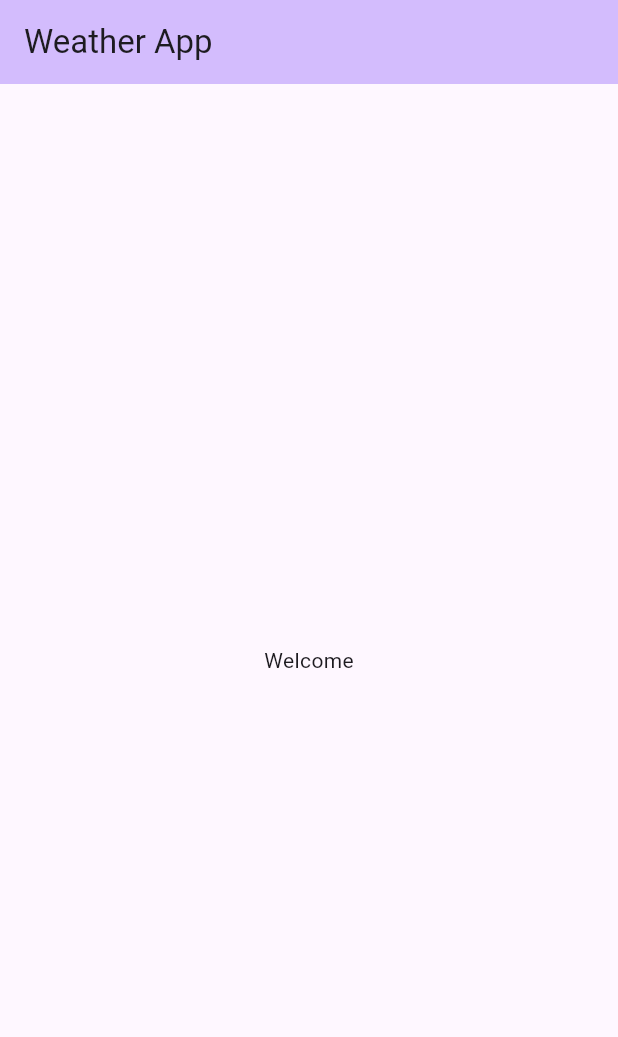
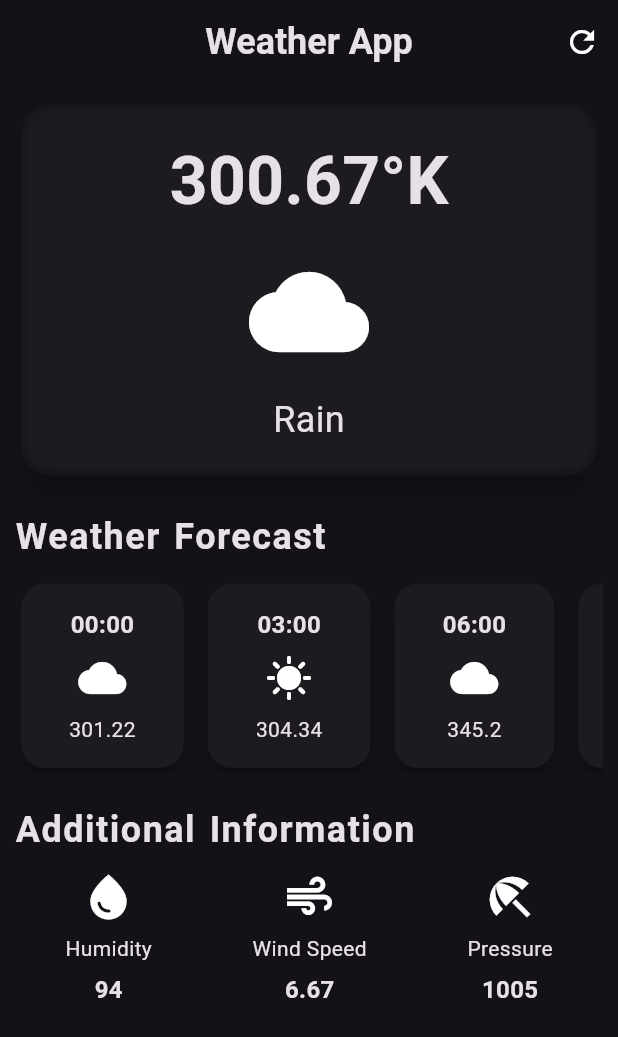
Before and after one commit to tech-manthan/weather-app-flutter, a Flutter app: the screen it shows after launch, on a phone screen of 412 x 824 dp. Shown: the top 1037 px of the screen. Run offline on Flutter 3.47's test engine with Material 3 defaults, Android fonts, the phone set to English and light mode, and no system bars.

Commit message:
Weather App : UI

```diff
--- a/analysis_options.yaml
+++ b/analysis_options.yaml
@@ -23,6 +23,7 @@ linter:
   rules:
     # avoid_print: false  # Uncomment to disable the `avoid_print` rule
     # prefer_single_quotes: true  # Uncomment to enable the `prefer_single_quotes` rule
+    - prefer_const_constructors
 
 formatter:
   trailing_commas: "preserve"
--- /dev/null
+++ b/lib/components/additional_info_item.dart
@@ -0,0 +1,34 @@
+import 'package:flutter/material.dart';
+
+class AdditionalInfoItem extends StatelessWidget {
+  final IconData icon;
+  final String label;
+  final String value;
+  const AdditionalInfoItem({
+    super.key,
+    required this.icon,
+    required this.label,
+    required this.value,
+  });
+
+  @override
+  Widget build(BuildContext context) {
+    return Column(
+      spacing: 6,
+      children: [
+        Icon(
+          icon,
+          size: 36,
+        ),
+        Text(label),
+        Text(
+          value,
+          style: const TextStyle(
+            fontSize: 16,
+            fontWeight: FontWeight.bold,
+          ),
+        ),
+      ],
+    );
+  }
+}
--- /dev/null
+++ b/lib/components/hourly_forecast_item.dart
@@ -0,0 +1,57 @@
+import 'package:flutter/material.dart';
+
+class HourlyForecastItem extends StatelessWidget {
+  final String time;
+  final IconData icon;
+  final String temperature;
+  const HourlyForecastItem({
+    super.key,
+    required this.time,
+    required this.icon,
+    required this.temperature,
+  });
+
+  @override
+  Widget build(BuildContext context) {
+    return Card(
+      elevation: 6,
+      shape: const RoundedRectangleBorder(
+        borderRadius: BorderRadius.all(
+          Radius.circular(
+            16,
+          ),
+        ),
+      ),
+      child: Padding(
+        padding: const EdgeInsets.symmetric(
+          vertical: 16,
+          horizontal: 32,
+        ),
+        child: Column(
+          children: [
+            Text(
+              time,
+              style: const TextStyle(
+                fontSize: 16,
+                fontWeight: FontWeight.bold,
+              ),
+            ),
+            const SizedBox(
+              height: 8,
+            ),
+            Icon(
+              icon,
+              size: 32,
+            ),
+            const SizedBox(
+              height: 8,
+            ),
+            Text(
+              temperature,
+            ),
+          ],
+        ),
+      ),
+    );
+  }
+}
--- a/lib/main.dart
+++ b/lib/main.dart
@@ -1,4 +1,5 @@
 import 'package:flutter/material.dart';
+import 'package:weather_app/screens/weather_screen.dart';
 
 void main() {
   runApp(const MyApp());
@@ -10,30 +11,9 @@ class MyApp extends StatelessWidget {
   @override
   Widget build(BuildContext context) {
     return MaterialApp(
-      title: 'Flutter Demo',
-      theme: ThemeData(
-        colorScheme: ColorScheme.fromSeed(seedColor: Colors.deepPurple),
-      ),
-      home: const MyHomePage(title: 'Weather App'),
+      debugShowCheckedModeBanner: false,
+      theme: ThemeData.dark(),
+      home: const WeatherScreen(),
     );
   }
 }
-
-class MyHomePage extends StatelessWidget {
-  const MyHomePage({super.key, required this.title});
-
-  final String title;
-
-  @override
-  Widget build(BuildContext context) {
-    return Scaffold(
-      appBar: AppBar(
-        backgroundColor: Theme.of(context).colorScheme.inversePrimary,
-        title: Text(title),
-      ),
-      body: Center(
-        child: Text("Welcome"),
-      ),
-    );
-  }
-}
--- /dev/null
+++ b/lib/screens/weather_screen.dart
@@ -0,0 +1,177 @@
+import 'dart:ui';
+
+import 'package:flutter/material.dart';
+import 'package:weather_app/components/additional_info_item.dart';
+import 'package:weather_app/components/hourly_forecast_item.dart';
+
+class WeatherScreen extends StatelessWidget {
+  const WeatherScreen({super.key});
+
+  @override
+  Widget build(BuildContext context) {
+    return Scaffold(
+      appBar: AppBar(
+        title: const Text(
+          "Weather App",
+          style: TextStyle(
+            fontWeight: FontWeight.w600,
+            fontSize: 24,
+          ),
+        ),
+        centerTitle: true,
+        actions: <Widget>[
+          IconButton(
+            onPressed: () {},
+            icon: const Icon(
+              Icons.refresh,
+              size: 24,
+              color: Colors.white,
+            ),
+          ),
+        ],
+      ),
+      body: Padding(
+        padding: const EdgeInsets.all(10),
+        child: Column(
+          crossAxisAlignment: CrossAxisAlignment.start,
+          children: [
+            Card(
+              elevation: 10,
+              shape: const RoundedRectangleBorder(
+                borderRadius: BorderRadiusGeometry.all(Radius.circular(20)),
+              ),
+              child: ClipRRect(
+                borderRadius: const BorderRadiusGeometry.all(
+                  Radius.circular(20),
+                ),
+                child: BackdropFilter(
+                  filter: ImageFilter.blur(sigmaX: 5, sigmaY: 5),
+                  child: Container(
+                    width: double.infinity,
+                    padding: const EdgeInsets.all(20.0),
+                    child: const Column(
+                      children: [
+                        Text(
+                          "300.67°K",
+                          style: TextStyle(
+                            fontSize: 44,
+                            fontWeight: FontWeight.bold,
+                          ),
+                        ),
+                        SizedBox(
+                          height: 15,
+                        ),
+                        Icon(
+                          Icons.cloud,
+                          size: 80,
+                        ),
+                        SizedBox(
+                          height: 15,
+                        ),
+                        Text(
+                          "Rain",
+                          style: TextStyle(
+                            fontSize: 24,
+                          ),
+                        ),
+                      ],
+                    ),
+                  ),
+                ),
+              ),
+            ),
+            const SizedBox(
+              height: 20,
+            ),
+            const Text(
+              "Weather Forecast",
+              style: TextStyle(
+                fontSize: 24,
+                fontWeight: FontWeight.bold,
+                wordSpacing: 2,
+                letterSpacing: 1,
+              ),
+            ),
+            const SizedBox(
+              height: 10,
+            ),
+            const SingleChildScrollView(
+              scrollDirection: Axis.horizontal,
+              child: Row(
+                spacing: 8,
+                children: [
+                  HourlyForecastItem(
+                    icon: Icons.cloud,
+                    time: "00:00",
+                    temperature: "301.22",
+                  ),
+                  HourlyForecastItem(
+                    icon: Icons.sunny,
+                    time: "03:00",
+                    temperature: "304.34",
+                  ),
+                  HourlyForecastItem(
+                    icon: Icons.cloud,
+                    time: "06:00",
+                    temperature: "345.2",
+                  ),
+                  HourlyForecastItem(
+                    icon: Icons.sunny,
+                    time: "09:00",
+                    temperature: "322",
+                  ),
+                  HourlyForecastItem(
+                    icon: Icons.sunny_snowing,
+                    time: "12:00",
+                    temperature: "279.2",
+                  ),
+                  HourlyForecastItem(
+                    icon: Icons.cloud,
+                    time: "15:00",
+                    temperature: "300",
+                  ),
+                ],
+              ),
+            ),
+            const SizedBox(
+              height: 20,
+            ),
+            const Text(
+              "Additional Information",
+              style: TextStyle(
+                fontSize: 24,
+                fontWeight: FontWeight.bold,
+                wordSpacing: 2,
+                letterSpacing: 1,
+              ),
+            ),
+            const SizedBox(
+              height: 10,
+            ),
+            const Flex(
+              direction: Axis.horizontal,
+              mainAxisAlignment: MainAxisAlignment.spaceAround,
+              children: [
+                AdditionalInfoItem(
+                  icon: Icons.water_drop,
+                  label: "Humidity",
+                  value: "94",
+                ),
+                AdditionalInfoItem(
+                  icon: Icons.air,
+                  label: "Wind Speed",
+                  value: "6.67",
+                ),
+                AdditionalInfoItem(
+                  icon: Icons.beach_access,
+                  label: "Pressure",
+                  value: "1005",
+                ),
+              ],
+            ),
+          ],
+        ),
+      ),
+    );
+  }
+}
```
